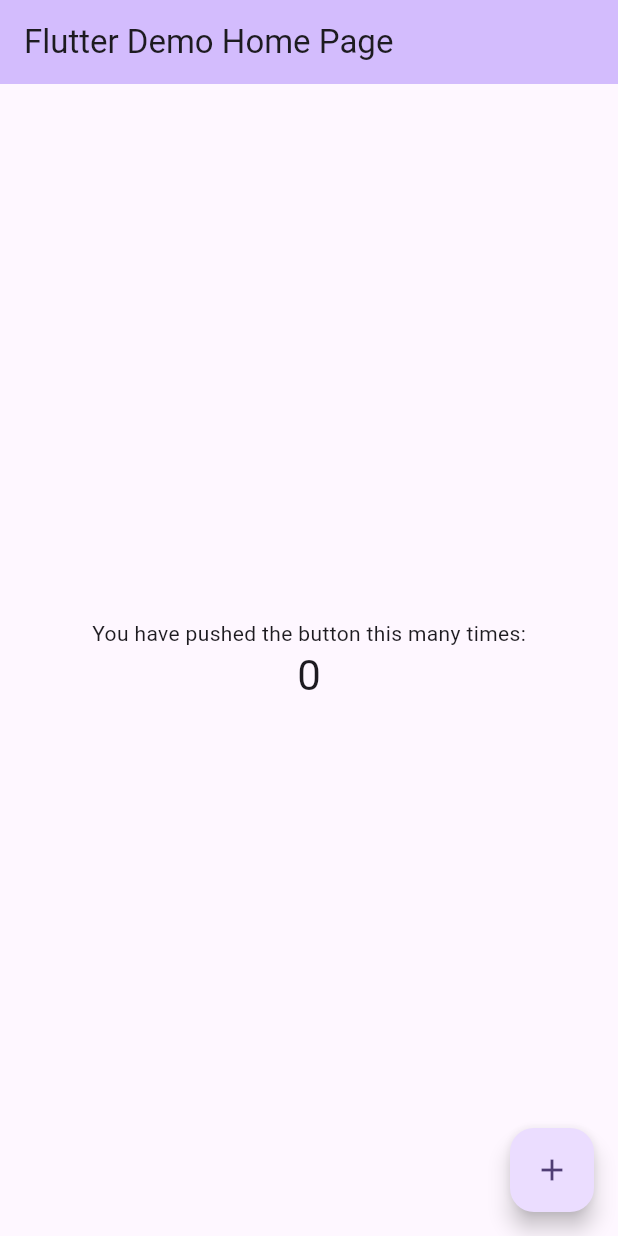
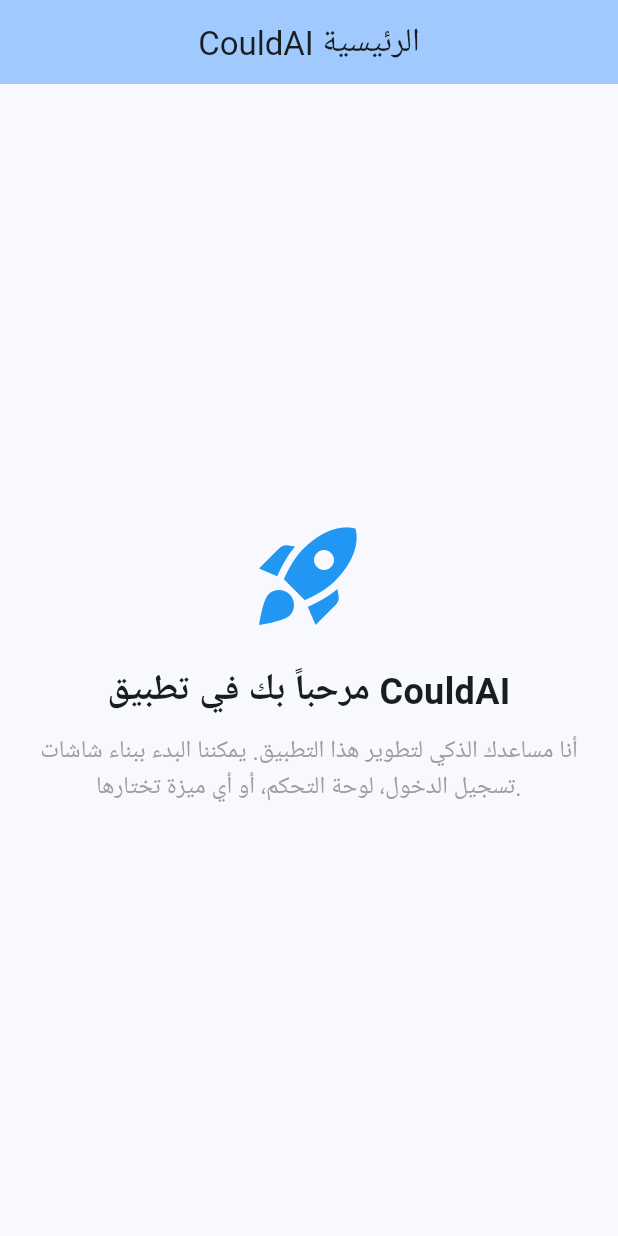
Before and after one commit to could-ai/019aa348-063f-7007-b2f0-20fe91f46c5a, a Flutter app: the screen it shows after launch, on a phone screen of 412 x 824 dp. Run offline on Flutter 3.47's test engine with Material 3 defaults, Android fonts, the phone set to English and light mode, and no system bars; Roboto replaces fonts that are missing (Arial).

Commit message:
Replaced the default counter app with a clean starter Home Screen supporting Arabic text to demonstrate capabilities.

```diff
--- a/usr/lib/main.dart
+++ b/usr/lib/main.dart
@@ -7,114 +7,59 @@ void main() {
 class MyApp extends StatelessWidget {
   const MyApp({super.key});
 
-  // This widget is the root of your application.
   @override
   Widget build(BuildContext context) {
     return MaterialApp(
-      title: 'Flutter Demo',
+      title: 'CouldAI User App',
       debugShowCheckedModeBanner: false,
       theme: ThemeData(
-        // This is the theme of your application.
-        //
-        // TRY THIS: Try running your application with "flutter run". You'll see
-        // the application has a purple toolbar. Then, without quitting the app,
-        // try changing the seedColor in the colorScheme below to Colors.green
-        // and then invoke "hot reload" (save your changes or press the "hot
-        // reload" button in a Flutter-supported IDE, or press "r" if you used
-        // the command line to start the app).
-        //
-        // Notice that the counter didn't reset back to zero; the application
-        // state is not lost during the reload. To reset the state, use hot
-        // restart instead.
-        //
-        // This works for code too, not just values: Most code changes can be
-        // tested with just a hot reload.
-        colorScheme: ColorScheme.fromSeed(seedColor: Colors.deepPurple),
+        colorScheme: ColorScheme.fromSeed(seedColor: Colors.blue),
+        useMaterial3: true,
+        fontFamily: 'Arial', // Using a standard font that supports Arabic usually, or rely on system default
       ),
-      home: const MyHomePage(title: 'Flutter Demo Home Page'),
+      // إعداد المسارات الأساسية للتطبيق
+      initialRoute: '/',
+      routes: {
+        '/': (context) => const HomeScreen(),
+      },
     );
   }
 }
 
-class MyHomePage extends StatefulWidget {
-  const MyHomePage({super.key, required this.title});
-
-  // This widget is the home page of your application. It is stateful, meaning
-  // that it has a State object (defined below) that contains fields that affect
-  // how it looks.
-
-  // This class is the configuration for the state. It holds the values (in this
-  // case the title) provided by the parent (in this case the App widget) and
-  // used by the build method of the State. Fields in a Widget subclass are
-  // always marked "final".
-
-  final String title;
-
-  @override
-  State<MyHomePage> createState() => _MyHomePageState();
-}
-
-class _MyHomePageState extends State<MyHomePage> {
-  int _counter = 0;
-
-  void _incrementCounter() {
-    setState(() {
-      // This call to setState tells the Flutter framework that something has
-      // changed in this State, which causes it to rerun the build method below
-      // so that the display can reflect the updated values. If we changed
-      // _counter without calling setState(), then the build method would not be
-      // called again, and so nothing would appear to happen.
-      _counter++;
-    });
-  }
+class HomeScreen extends StatelessWidget {
+  const HomeScreen({super.key});
 
   @override
   Widget build(BuildContext context) {
-    // This method is rerun every time setState is called, for instance as done
-    // by the _incrementCounter method above.
-    //
-    // The Flutter framework has been optimized to make rerunning build methods
-    // fast, so that you can just rebuild anything that needs updating rather
-    // than having to individually change instances of widgets.
     return Scaffold(
       appBar: AppBar(
-        // TRY THIS: Try changing the color here to a specific color (to
-        // Colors.amber, perhaps?) and trigger a hot reload to see the AppBar
-        // change color while the other colors stay the same.
+        title: const Text('CouldAI الرئيسية'),
+        centerTitle: true,
         backgroundColor: Theme.of(context).colorScheme.inversePrimary,
-        // Here we take the value from the MyHomePage object that was created by
-        // the App.build method, and use it to set our appbar title.
-        title: Text(widget.title),
       ),
       body: Center(
-        // Center is a layout widget. It takes a single child and positions it
-        // in the middle of the parent.
-        child: Column(
-          // Column is also a layout widget. It takes a list of children and
-          // arranges them vertically. By default, it sizes itself to fit its
-          // children horizontally, and tries to be as tall as its parent.
-          //
-          // Column has various properties to control how it sizes itself and
-          // how it positions its children. Here we use mainAxisAlignment to
-          // center the children vertically; the main axis here is the vertical
-          // axis because Columns are vertical (the cross axis would be
-          // horizontal).
-          //
-          // TRY THIS: Invoke "debug painting" (choose the "Toggle Debug Paint"
-          // action in the IDE, or press "p" in the console), to see the
-          // wireframe for each widget.
-          mainAxisAlignment: MainAxisAlignment.center,
-          children: <Widget>[
-            const Text('You have pushed the button this many times:'),
-            Text('$_counter', style: Theme.of(context).textTheme.headlineMedium),
-          ],
+        child: Padding(
+          padding: const EdgeInsets.all(20.0),
+          child: Column(
+            mainAxisAlignment: MainAxisAlignment.center,
+            children: [
+              const Icon(Icons.rocket_launch, size: 80, color: Colors.blue),
+              const SizedBox(height: 20),
+              const Text(
+                'مرحباً بك في تطبيق CouldAI',
+                style: TextStyle(fontSize: 24, fontWeight: FontWeight.bold),
+                textAlign: TextAlign.center,
+              ),
+              const SizedBox(height: 10),
+              const Text(
+                'أنا مساعدك الذكي لتطوير هذا التطبيق. يمكننا البدء ببناء شاشات تسجيل الدخول، لوحة التحكم، أو أي ميزة تختارها.',
+                style: TextStyle(fontSize: 16, color: Colors.grey),
+                textAlign: TextAlign.center,
+              ),
+            ],
+          ),
         ),
       ),
-      floatingActionButton: FloatingActionButton(
-        onPressed: _incrementCounter,
-        tooltip: 'Increment',
-        child: const Icon(Icons.add),
-      ), // This trailing comma makes auto-formatting nicer for build methods.
     );
   }
 }
```
